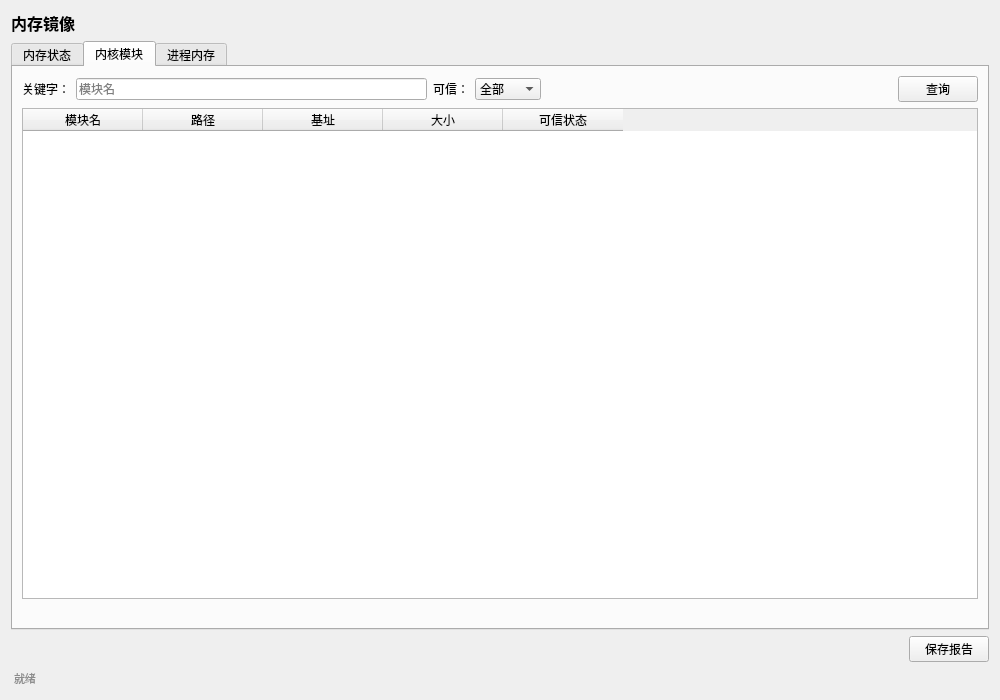
First picture: the form in ui/MemoryImagePage.ui, repository rakehellsx/MaliciousDetector, before the edit.
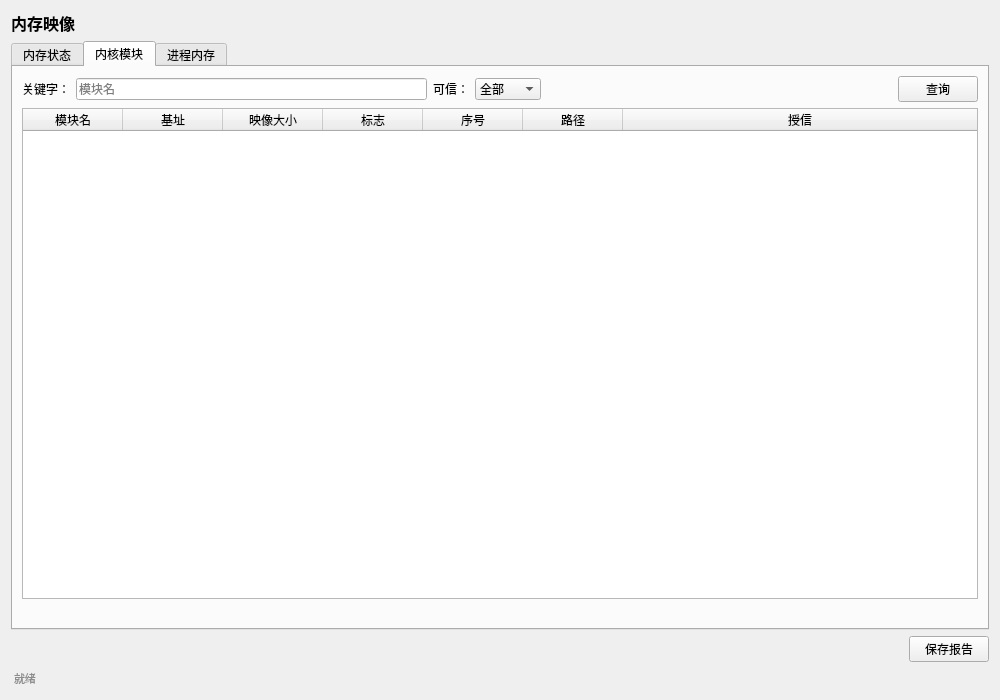
Second picture: the form after the edit. The open tabs and pages were chosen to show the change.

Patch:
```diff
--- a/ui/MemoryImagePage.ui
+++ b/ui/MemoryImagePage.ui
@@ -8,7 +8,7 @@
   <property name="windowTitle"><string>MemoryImagePage</string></property>
 <layout class="QVBoxLayout" name="mainLayout">
  <item><widget class="QLabel" name="lblTitle">
-  <property name="text"><string>内存镜像</string></property>
+  <property name="text"><string>内存映像</string></property>
   <property name="styleSheet"><string>font-size:16px;font-weight:600;</string></property>
  </widget></item>
  <item><widget class="QTabWidget" name="m_tabMemory">
@@ -56,9 +56,12 @@
   </item>
 </layout></item>
   <item><widget class="QTableWidget" name="m_tblKernel">
-  <property name="columnCount"><number>5</number></property>
-  <attribute name="horizontalHeaderDefaultSectionSize"><number>120</number></attribute>
-  <column><property name="text"><string>模块名</string></property></column><column><property name="text"><string>路径</string></property></column><column><property name="text"><string>基址</string></property></column><column><property name="text"><string>大小</string></property></column><column><property name="text"><string>可信状态</string></property></column>
+  <property name="alternatingRowColors"><bool>true</bool></property>
+  <property name="selectionBehavior"><enum>QAbstractItemView::SelectRows</enum></property>
+  <property name="editTriggers"><set>QAbstractItemView::NoEditTriggers</set></property>
+  <property name="columnCount"><number>7</number></property>
+  <attribute name="horizontalHeaderStretchLastSection"><bool>true</bool></attribute>
+  <column><property name="text"><string>模块名</string></property></column><column><property name="text"><string>基址</string></property></column><column><property name="text"><string>映像大小</string></property></column><column><property name="text"><string>标志</string></property></column><column><property name="text"><string>序号</string></property></column><column><property name="text"><string>路径</string></property></column><column><property name="text"><string>授信</string></property></column>
  </widget></item>
   <item><widget class="QLabel" name="m_lblKernelSummary">
   <property name="text"><string></string></property>
```
Left out of the diff: 7 changed lines with no effect on the pictures.
